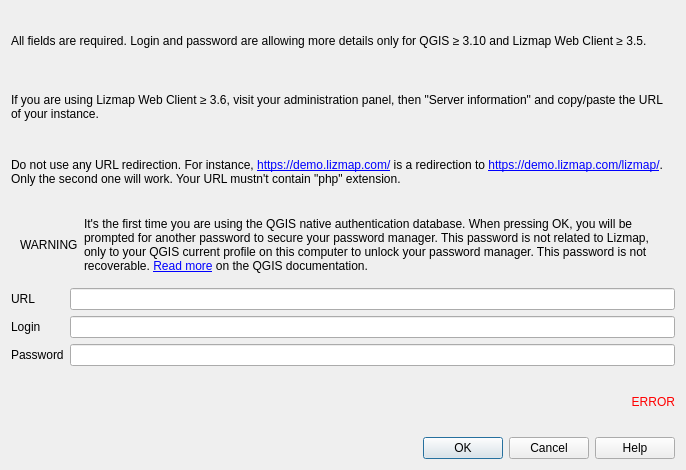
Old version of the form lizmap/resources/ui/ui_form_server.ui in the repository 3liz/lizmap-plugin.
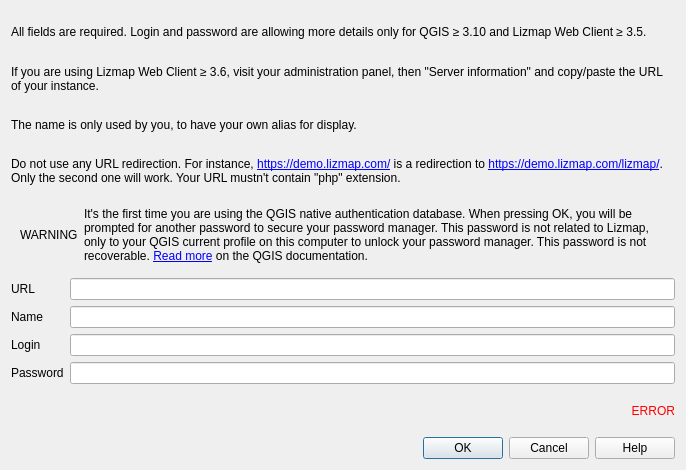
New version of the form. Custom widgets are drawn as their Qt base class.

Commit message: UX - Introduce server name field

Diff of the .ui file:
```diff
--- a/lizmap/resources/ui/ui_form_server.ui
+++ b/lizmap/resources/ui/ui_form_server.ui
@@ -34,6 +34,13 @@
      </property>
     </widget>
    </item>
+   <item>
+    <widget class="QLabel" name="label_8">
+     <property name="text">
+      <string>The name is only used by you, to have your own alias for display.</string>
+     </property>
+    </widget>
+   </item>
    <item>
     <widget class="QLabel" name="label_4">
      <property name="text">
@@ -95,30 +102,40 @@
        </property>
       </widget>
      </item>
-     <item row="1" column="0">
-      <widget class="QLabel" name="label">
+     <item row="2" column="0">
+      <widget class="QLabel" name="label_login">
        <property name="text">
         <string>Login</string>
        </property>
       </widget>
      </item>
-     <item row="1" column="1">
+     <item row="2" column="1">
       <widget class="QLineEdit" name="login">
        <property name="toolTip">
         <string/>
        </property>
       </widget>
      </item>
-     <item row="2" column="0">
-      <widget class="QLabel" name="label_2">
+     <item row="3" column="0">
+      <widget class="QLabel" name="label_password">
        <property name="text">
         <string>Password</string>
        </property>
       </widget>
      </item>
-     <item row="2" column="1">
+     <item row="3" column="1">
       <widget class="QgsPasswordLineEdit" name="password"/>
      </item>
+     <item row="1" column="0">
+      <widget class="QLabel" name="label_name">
+       <property name="text">
+        <string>Name</string>
+       </property>
+      </widget>
+     </item>
+     <item row="1" column="1">
+      <widget class="QLineEdit" name="name"/>
+     </item>
     </layout>
    </item>
    <item>
```
Left out of the diff: 2 changed lines with no effect on the pictures. The commit also changes 3 other files.
